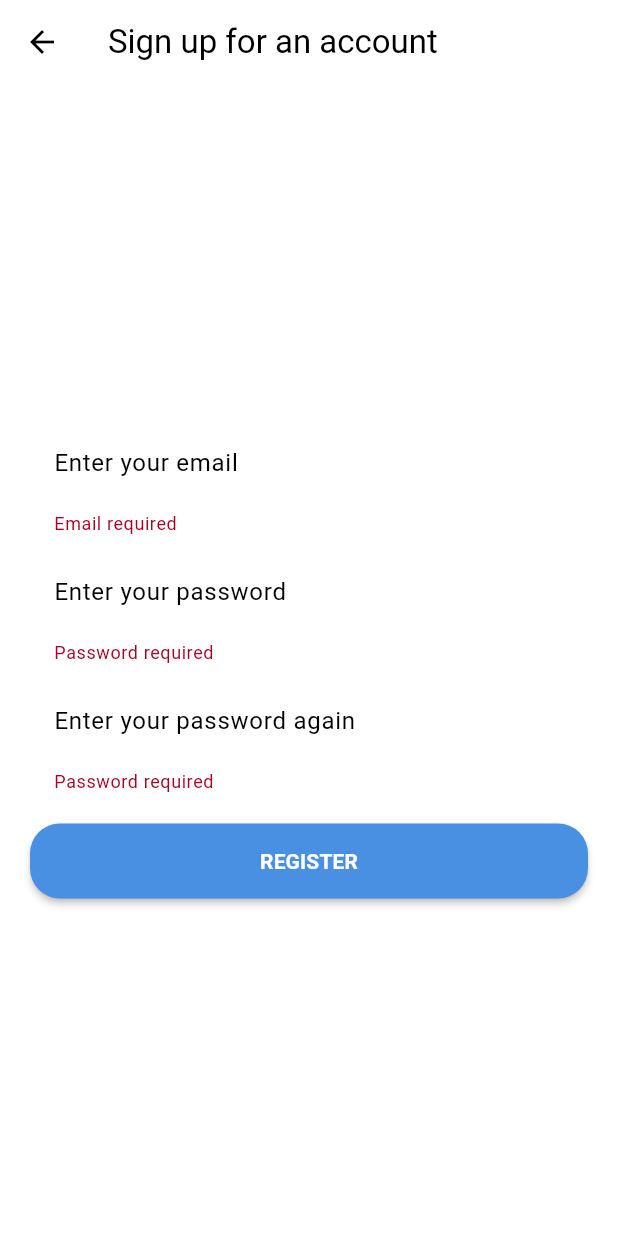
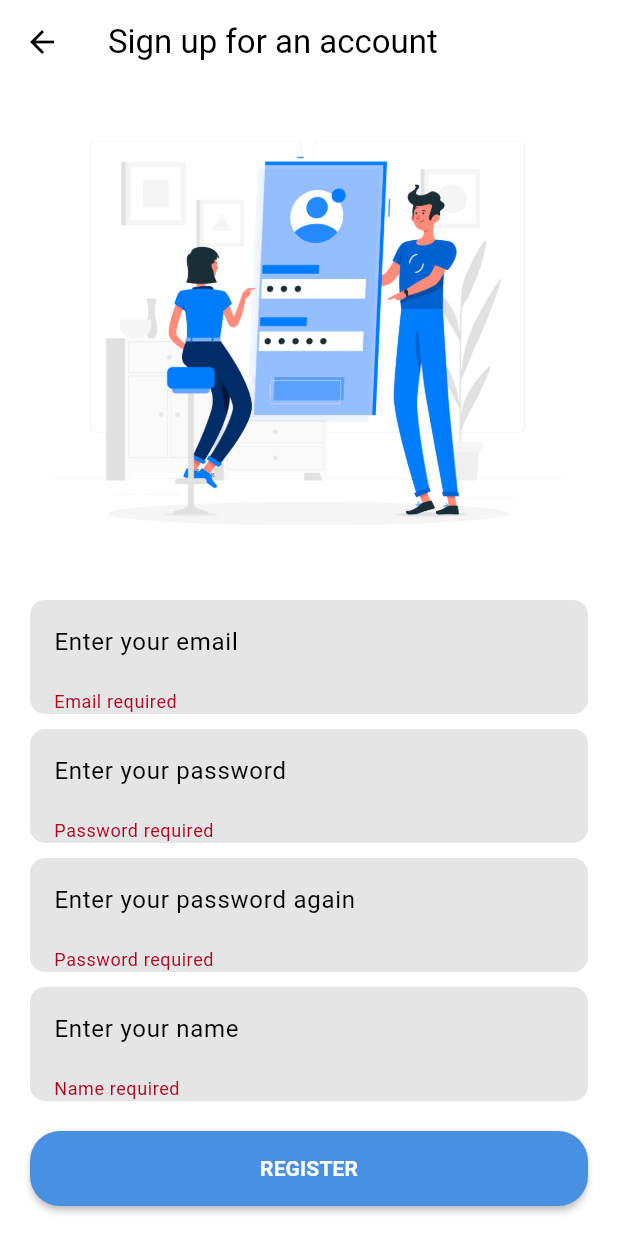
Before and after one commit to vyphuong2001122/event-management-app, a Flutter app: the RegisterScreen screen opened by its route, after a tap on "REGISTER", on a phone screen of 412 x 824 dp. Run offline on Flutter 3.47's test engine with Material 3 defaults, Android fonts, the phone set to English and light mode, and no system bars; our stand-ins replace dio, shared_preferences; missing offline and left inert: ai_barcode_scanner; accounts and stored records are empty; network calls fail; Roboto replaces fonts that are missing (Poppins).

Commit message:
[FE] Register API

```diff
--- a/frontend/lib/main.dart
+++ b/frontend/lib/main.dart
@@ -2,6 +2,7 @@ import 'package:event_management_app/colors.dart';
 import 'package:event_management_app/controllers/event_controller.dart';
 import 'package:event_management_app/controllers/home_controller.dart';
 import 'package:event_management_app/controllers/login_controller.dart';
+import 'package:event_management_app/controllers/register_controller.dart';
 import 'package:event_management_app/controllers/theme_controller.dart';
 import 'package:event_management_app/controllers/user_controller.dart';
 import 'package:event_management_app/view/add_new_event_screen.dart';
@@ -29,6 +30,7 @@ void main() async {
       providers: [
         ChangeNotifierProvider(create: (_) => EventController()),
         ChangeNotifierProvider(create: (_) => LoginController()),
+        ChangeNotifierProvider(create: (_) => RegisterController()),
         ChangeNotifierProvider(create: (_) => ThemeController()),
         ChangeNotifierProvider(create: (_) => HomeController()),
         ChangeNotifierProvider(create: (_) => UserController()),
--- a/frontend/lib/view/register_screen.dart
+++ b/frontend/lib/view/register_screen.dart
@@ -1,5 +1,7 @@
 import 'package:event_management_app/colors.dart';
+import 'package:event_management_app/controllers/register_controller.dart';
 import 'package:flutter/material.dart';
+import 'package:provider/provider.dart';
 
 class RegisterScreen extends StatefulWidget {
   const RegisterScreen({super.key});
@@ -9,29 +11,30 @@ class RegisterScreen extends StatefulWidget {
 }
 
 class _RegisterScreenState extends State<RegisterScreen> {
-  final registerFormKey = GlobalKey<FormState>();
-
-  final TextEditingController emailController = TextEditingController();
-  final TextEditingController passwordController = TextEditingController();
-  final TextEditingController confirmPasswordController =
-      TextEditingController();
-
   @override
   Widget build(BuildContext context) {
     return Scaffold(
       appBar: AppBar(
         title: const Text('Sign up for an account'),
       ),
-      body: Form(
-        key: registerFormKey,
+      body: Consumer<RegisterController>(
+          builder: (context, registerController, _) {
+        return Form(
+          key: registerController.registerFormKey,
           child: Padding(
             padding: const EdgeInsets.symmetric(horizontal: 20),
             child: Column(
               mainAxisAlignment: MainAxisAlignment.center,
               children: [
+                Expanded(
+                  child: Image.asset('assets/images/register_background.jpg'),
+                ),
                 Container(
                   decoration: BoxDecoration(
-                  color: Colors.white,
+                    color: Theme.of(context)
+                        .colorScheme
+                        .onBackground
+                        .withOpacity(0.1),
                     borderRadius: BorderRadius.circular(10),
                   ),
                   child: TextFormField(
@@ -39,7 +42,7 @@ class _RegisterScreenState extends State<RegisterScreen> {
                       border: OutlineInputBorder(borderSide: BorderSide.none),
                       hintText: 'Enter your email',
                     ),
-                  controller: emailController,
+                    controller: registerController.emailController,
                     keyboardType: TextInputType.emailAddress,
                     validator: (value) {
                       if (value == null || value.isEmpty) {
@@ -52,7 +55,10 @@ class _RegisterScreenState extends State<RegisterScreen> {
                 const SizedBox(height: 10),
                 Container(
                   decoration: BoxDecoration(
-                  color: Colors.white,
+                    color: Theme.of(context)
+                        .colorScheme
+                        .onBackground
+                        .withOpacity(0.1),
                     borderRadius: BorderRadius.circular(10),
                   ),
                   child: TextFormField(
@@ -60,7 +66,7 @@ class _RegisterScreenState extends State<RegisterScreen> {
                       border: OutlineInputBorder(borderSide: BorderSide.none),
                       hintText: 'Enter your password',
                     ),
-                  controller: passwordController,
+                    controller: registerController.passwordController,
                     keyboardType: TextInputType.visiblePassword,
                     obscureText: true,
                     validator: (value) {
@@ -74,7 +80,10 @@ class _RegisterScreenState extends State<RegisterScreen> {
                 const SizedBox(height: 10),
                 Container(
                   decoration: BoxDecoration(
-                  color: Colors.white,
+                    color: Theme.of(context)
+                        .colorScheme
+                        .onBackground
+                        .withOpacity(0.1),
                     borderRadius: BorderRadius.circular(10),
                   ),
                   child: TextFormField(
@@ -82,15 +91,39 @@ class _RegisterScreenState extends State<RegisterScreen> {
                       border: OutlineInputBorder(borderSide: BorderSide.none),
                       hintText: 'Enter your password again',
                     ),
-                  controller: confirmPasswordController,
+                    controller: registerController.passwordConfirmController,
                     keyboardType: TextInputType.visiblePassword,
                     obscureText: true,
                     validator: (value) {
                       if (value == null || value.isEmpty) {
                         return 'Password required';
                       }
-                    if (value != passwordController.text) {
+                      if (value != registerController.passwordController.text) {
                         return 'The password you re-entered was not matched';
+                      }
+                      return null;
+                    },
+                  ),
+                ),
+                const SizedBox(height: 10),
+                Container(
+                  decoration: BoxDecoration(
+                    color: Theme.of(context)
+                        .colorScheme
+                        .onBackground
+                        .withOpacity(0.1),
+                    borderRadius: BorderRadius.circular(10),
+                  ),
+                  child: TextFormField(
+                    decoration: const InputDecoration(
+                      border: OutlineInputBorder(borderSide: BorderSide.none),
+                      hintText: 'Enter your name',
+                    ),
+                    controller: registerController.nameController,
+                    keyboardType: TextInputType.name,
+                    validator: (value) {
+                      if (value == null || value.isEmpty) {
+                        return 'Name required';
                       }
                       return null;
                     },
@@ -101,7 +134,12 @@ class _RegisterScreenState extends State<RegisterScreen> {
                   width: double.infinity,
                   child: MaterialButton(
                     onPressed: () {
-                    register();
+                      bool validate = registerController
+                          .registerFormKey.currentState!
+                          .validate();
+                      if (validate) {
+                        registerController.register(context);
+                      }
                     },
                     shape: RoundedRectangleBorder(
                       borderRadius: BorderRadius.circular(20),
@@ -110,23 +148,24 @@ class _RegisterScreenState extends State<RegisterScreen> {
                     height: 50,
                     textColor: Colors.white,
                     color: primaryColor,
-                  child: const Text(
+                    child: registerController.loading
+                        ? const SizedBox(
+                            width: 24,
+                            height: 24,
+                            child: CircularProgressIndicator(),
+                          )
+                        : const Text(
                             'REGISTER',
                             style: TextStyle(fontWeight: FontWeight.w600),
                           ),
                   ),
                 ),
+                const SizedBox(height: 20),
               ],
             ),
           ),
-      ),
+        );
+      }),
     );
   }
-
-  void register() {
-    // Thành công
-    if (registerFormKey.currentState!.validate()) {
-      Navigator.pushReplacementNamed(context, '/');
 }
-  }
-}
```
Also changed, not shown: frontend/lib/api.dart (+24 -0 lines), frontend/lib/controllers/register_controller.dart (added, +48 -0 lines), frontend/lib/view/profile_screen.dart (+25 -0 lines), frontend/assets/images/register_background.jpg (added). Lines whose indentation alone changed are shown as unchanged.
